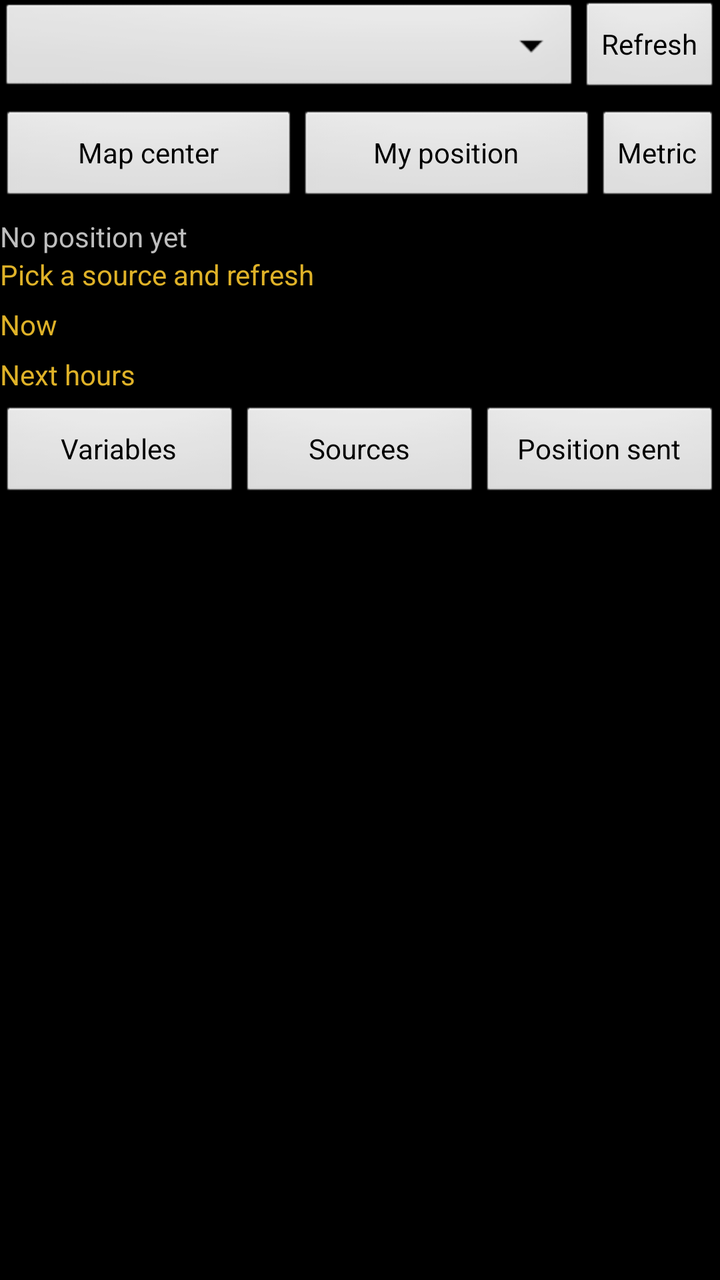
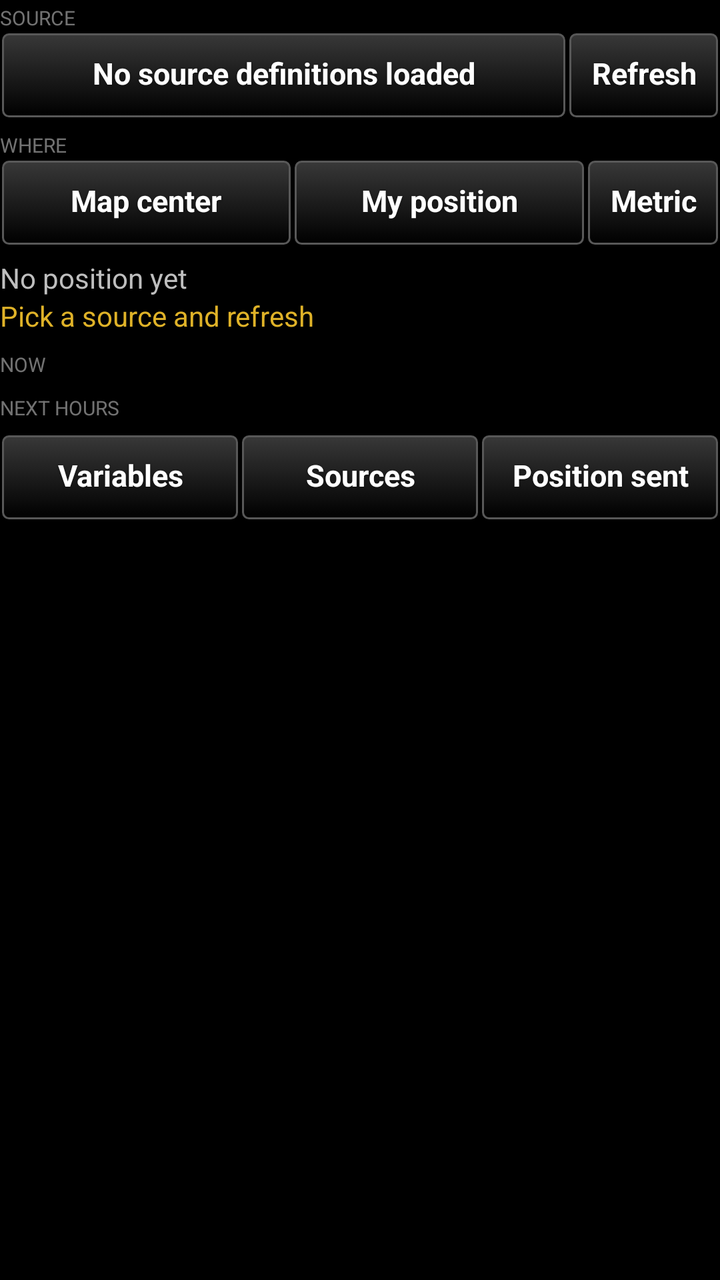

An Android layout rendered at two revisions. The XML below is the earlier revision; the diff shows what the commit changed to produce the second picture.
<!-- AndroidManifest.xml: application theme AppTheme -->
<!-- res/layout/main_layout.xml -->
<?xml version="1.0" encoding="utf-8"?>
<ScrollView xmlns:android="http://schemas.android.com/apk/res/android"
    android:layout_width="match_parent"
    android:layout_height="match_parent"
    android:fadeScrollbars="false"
    android:layout_marginLeft="3dp"
    android:layout_marginRight="3dp">

    <LinearLayout
        android:layout_width="match_parent"
        android:layout_height="wrap_content"
        android:orientation="vertical"
        android:paddingBottom="8dp">

        
        <LinearLayout
            android:layout_width="match_parent"
            android:layout_height="wrap_content"
            android:orientation="horizontal"
            android:gravity="center_vertical">

            <Spinner
                android:id="@+id/source_spinner"
                android:layout_width="0dp"
                android:layout_height="wrap_content"
                android:layout_weight="1" />

            <Button
                android:id="@+id/refresh_button"
                android:layout_width="wrap_content"
                android:layout_height="wrap_content"
                android:minWidth="0dp"
                android:text="@string/refresh" />
        </LinearLayout>

        
        <LinearLayout
            android:layout_width="match_parent"
            android:layout_height="wrap_content"
            android:orientation="horizontal"
            android:gravity="center_vertical"
            android:layout_marginTop="@dimen/auto_margin">

            <Button
                android:id="@+id/center_button"
                android:layout_width="0dp"
                android:layout_weight="1"
                android:layout_height="wrap_content"
                android:text="@string/map_center" />

            <Button
                android:id="@+id/self_button"
                android:layout_width="0dp"
                android:layout_weight="1"
                android:layout_height="wrap_content"
                android:text="@string/self_position" />

            <Button
                android:id="@+id/units_button"
                android:layout_width="wrap_content"
                android:layout_height="wrap_content"
                android:minWidth="0dp"
                android:text="@string/units_metric" />
        </LinearLayout>

        <TextView
            android:id="@+id/position_text"
            android:layout_width="match_parent"
            android:layout_height="wrap_content"
            android:textSize="@dimen/fontSize"
            android:layout_marginTop="@dimen/auto_margin"
            android:text="@string/no_position" />

        <TextView
            android:id="@+id/status_text"
            android:layout_width="match_parent"
            android:layout_height="wrap_content"
            android:textSize="@dimen/fontSize"
            android:textColor="@color/heading_yellow"
            android:text="@string/status_idle" />

        
        <TextView
            android:id="@+id/current_heading"
            android:layout_width="match_parent"
            android:layout_height="wrap_content"
            android:textSize="@dimen/fontSize"
            android:textColor="@color/heading_yellow"
            android:layout_marginTop="@dimen/auto_margin"
            android:text="@string/heading_now" />

        <LinearLayout
            android:id="@+id/current_container"
            android:layout_width="match_parent"
            android:layout_height="wrap_content"
            android:orientation="vertical" />

        <TextView
            android:id="@+id/series_heading"
            android:layout_width="match_parent"
            android:layout_height="wrap_content"
            android:textSize="@dimen/fontSize"
            android:textColor="@color/heading_yellow"
            android:layout_marginTop="@dimen/auto_margin"
            android:text="@string/heading_hours" />

        <LinearLayout
            android:id="@+id/series_container"
            android:layout_width="match_parent"
            android:layout_height="wrap_content"
            android:orientation="vertical" />

        
        <LinearLayout
            android:layout_width="match_parent"
            android:layout_height="wrap_content"
            android:orientation="horizontal"
            android:layout_marginTop="@dimen/auto_margin">

            <Button
                android:id="@+id/variables_button"
                android:layout_width="0dp"
                android:layout_weight="1"
                android:layout_height="wrap_content"
                android:text="@string/variables" />

            <Button
                android:id="@+id/sources_button"
                android:layout_width="0dp"
                android:layout_weight="1"
                android:layout_height="wrap_content"
                android:text="@string/sources" />

            <Button
                android:id="@+id/privacy_button"
                android:layout_width="0dp"
                android:layout_weight="1"
                android:layout_height="wrap_content"
                android:text="@string/privacy" />
        </LinearLayout>

        <TextView
            android:id="@+id/attribution_text"
            android:layout_width="match_parent"
            android:layout_height="wrap_content"
            android:textSize="11sp"
            android:layout_marginTop="@dimen/auto_margin"
            android:text="" />
    </LinearLayout>
</ScrollView>
<!-- resources referenced by this layout -->
<resources>
  <dimen name="fontSize">14sp</dimen>
  <!-- unchanged entries left out for length: 17 -->
</resources>

<!-- the commit's change to res/layout/main_layout.xml (unified diff, before → after) -->
@@ -12,6 +12,15 @@
         android:orientation="vertical"
         android:paddingBottom="8dp">
 
+        <TextView
+            android:layout_width="match_parent"
+            android:layout_height="wrap_content"
+            android:text="@string/label_source"
+            android:textSize="10sp"
+            android:textAllCaps="true"
+            android:paddingTop="2dp"
+            android:alpha="0.6" />
+
         
         <LinearLayout
             android:layout_width="match_parent"
@@ -19,30 +28,40 @@
             android:orientation="horizontal"
             android:gravity="center_vertical">
 
-            <Spinner
-                android:id="@+id/source_spinner"
+            <Button
+                android:id="@+id/source_button"
+                style="@style/TakwerxButton"
                 android:layout_width="0dp"
                 android:layout_height="wrap_content"
-                android:layout_weight="1" />
+                android:layout_weight="1"
+                android:text="@string/no_sources" />
 
             <Button
                 android:id="@+id/refresh_button"
+                style="@style/TakwerxButton"
                 android:layout_width="wrap_content"
                 android:layout_height="wrap_content"
-                android:minWidth="0dp"
                 android:text="@string/refresh" />
         </LinearLayout>
 
-        
+        <TextView
+            android:layout_width="match_parent"
+            android:layout_height="wrap_content"
+            android:text="@string/label_where"
+            android:textSize="10sp"
+            android:textAllCaps="true"
+            android:paddingTop="6dp"
+            android:alpha="0.6" />
+
         <LinearLayout
             android:layout_width="match_parent"
             android:layout_height="wrap_content"
             android:orientation="horizontal"
-            android:gravity="center_vertical"
-            android:layout_marginTop="@dimen/auto_margin">
+            android:gravity="center_vertical">
 
             <Button
                 android:id="@+id/center_button"
+                style="@style/TakwerxButton"
                 android:layout_width="0dp"
                 android:layout_weight="1"
                 android:layout_height="wrap_content"
@@ -50,6 +69,7 @@
 
             <Button
                 android:id="@+id/self_button"
+                style="@style/TakwerxButton"
                 android:layout_width="0dp"
                 android:layout_weight="1"
                 android:layout_height="wrap_content"
@@ -57,9 +77,9 @@
 
             <Button
                 android:id="@+id/units_button"
+                style="@style/TakwerxButton"
                 android:layout_width="wrap_content"
                 android:layout_height="wrap_content"
-                android:minWidth="0dp"
                 android:text="@string/units_metric" />
         </LinearLayout>
 
@@ -79,15 +99,15 @@
             android:textColor="@color/heading_yellow"
             android:text="@string/status_idle" />
 
-        
         <TextView
             android:id="@+id/current_heading"
             android:layout_width="match_parent"
             android:layout_height="wrap_content"
-            android:textSize="@dimen/fontSize"
-            android:textColor="@color/heading_yellow"
-            android:layout_marginTop="@dimen/auto_margin"
-            android:text="@string/heading_now" />
+            android:text="@string/heading_now"
+            android:textSize="10sp"
+            android:textAllCaps="true"
+            android:paddingTop="8dp"
+            android:alpha="0.6" />
 
         <LinearLayout
             android:id="@+id/current_container"
@@ -99,10 +119,11 @@
             android:id="@+id/series_heading"
             android:layout_width="match_parent"
             android:layout_height="wrap_content"
-            android:textSize="@dimen/fontSize"
-            android:textColor="@color/heading_yellow"
-            android:layout_marginTop="@dimen/auto_margin"
-            android:text="@string/heading_hours" />
+            android:text="@string/heading_hours"
+            android:textSize="10sp"
+            android:textAllCaps="true"
+            android:paddingTop="8dp"
+            android:alpha="0.6" />
 
         <LinearLayout
             android:id="@+id/series_container"
@@ -110,7 +131,6 @@
             android:layout_height="wrap_content"
             android:orientation="vertical" />
 
-        
         <LinearLayout
             android:layout_width="match_parent"
             android:layout_height="wrap_content"
@@ -119,6 +139,7 @@
 
             <Button
                 android:id="@+id/variables_button"
+                style="@style/TakwerxButton"
                 android:layout_width="0dp"
                 android:layout_weight="1"
                 android:layout_height="wrap_content"
@@ -126,6 +147,7 @@
 
             <Button
                 android:id="@+id/sources_button"
+                style="@style/TakwerxButton"
                 android:layout_width="0dp"
                 android:layout_weight="1"
                 android:layout_height="wrap_content"
@@ -133,6 +155,7 @@
 
             <Button
                 android:id="@+id/privacy_button"
+                style="@style/TakwerxButton"
                 android:layout_width="0dp"
                 android:layout_weight="1"
                 android:layout_height="wrap_content"
<!-- resource entries referenced after the edit -->
@@ -1,6 +1,99 @@
 <!-- resources referenced by this layout -->
 <resources>
   <dimen name="fontSize">14sp</dimen>
+  <string name="label_source">Source</string>
+  <string name="label_where">Where</string>
+  <string name="no_sources">No source definitions loaded</string>
+  <style name="TakwerxButton" parent="@style/darkButton">
+          <item name="android:paddingLeft">12dp</item>
+          <item name="android:paddingRight">12dp</item>
+          <item name="android:paddingTop">6dp</item>
+          <item name="android:paddingBottom">8dp</item>
+          <item name="android:minHeight">44dp</item>
+          <item name="android:minWidth">0dp</item>
+          <item name="android:textSize">15sp</item>
+          <item name="android:singleLine">true</item>
+          <item name="android:ellipsize">end</item>
+      </style>
+  <style name="darkButton" parent="@android:style/Widget.Button">
+          <item name="android:background">@drawable/btn_gray</item>
+          <item name="android:shadowColor">@color/darker_gray</item>
+          <item name="android:shadowDy">1</item>
+          <item name="android:shadowRadius">2</item>
+          <item name="android:textColor">@color/white</item>
+          <item name="android:textStyle">bold</item>
+          <item name="android:paddingTop">0dp</item>
+          <item name="android:paddingBottom">3dp</item>
+          <item name="android:textSize">@dimen/fontSize</item>
+      </style>
+  <!-- drawable btn_gray (drawable) -->
+  <?xml version="1.0" encoding="utf-8"?>
+  <selector xmlns:android="http://schemas.android.com/apk/res/android">
+      <item
+          android:state_enabled="true"
+          android:state_pressed="true"
+          android:drawable="@drawable/new_dark_button_selected" />
+      <item
+          android:state_enabled="true"
+          android:state_selected="true"
+          android:drawable="@drawable/new_dark_button_selected" />
+      <item 
+          android:state_enabled="true"
+          android:state_checked="true" 
+          android:drawable="@drawable/new_dark_button_selected"  />
+      <item
+          android:state_enabled="false"
+          android:drawable="@drawable/new_dark_button_disabled" />
+      <item
+          android:drawable="@drawable/new_dark_button_bg" />
+  </selector>
+  <color name="darker_gray">#121212</color>
+  <color name="white">#ffffff</color>
+  <!-- drawable new_dark_button_selected (drawable) -->
+  <?xml version="1.0" encoding="utf-8"?>
+  <layer-list xmlns:android="http://schemas.android.com/apk/res/android">
+      <item android:bottom="1dp" android:right="1dp" android:left="1dp" android:top="1dp">
+          <shape android:shape="rectangle">
+              <corners android:radius="3dp" />
+              <stroke
+                  android:width="1dp"
+                  android:color="#17b219" />
+              <gradient
+                  android:startColor="#000000"
+                  android:endColor="#383838"
+                  android:angle="90"/>
+          </shape>
+      </item>
+  </layer-list>
+  <!-- drawable new_dark_button_disabled (drawable) -->
+  <?xml version="1.0" encoding="utf-8"?>
+  <layer-list xmlns:android="http://schemas.android.com/apk/res/android">
+      <item android:bottom="1dp" android:right="1dp" android:left="1dp" android:top="1dp">
+          <shape android:shape="rectangle">
+              <corners android:radius="3dp" />
+              <stroke
+                  android:width="1dp"
+                  android:color="#484848" />
+              <solid android:color="#484848" />
+          </shape>
+      </item>
+  </layer-list>
+  <!-- drawable new_dark_button_bg (drawable) -->
+  <?xml version="1.0" encoding="utf-8"?>
+  <layer-list xmlns:android="http://schemas.android.com/apk/res/android">
+      <item android:bottom="1dp" android:right="1dp" android:left="1dp" android:top="1dp">
+          <shape android:shape="rectangle">
+              <corners android:radius="3dp" />
+              <stroke
+                  android:width="1dp"
+                  android:color="#585858" />
+              <gradient
+                  android:startColor="#000000"
+                  android:endColor="#383838"
+                  android:angle="90"/>
+          </shape>
+      </item>
+  </layer-list>
   <!-- unchanged entries left out for length: 17 -->
 </resources>
 
